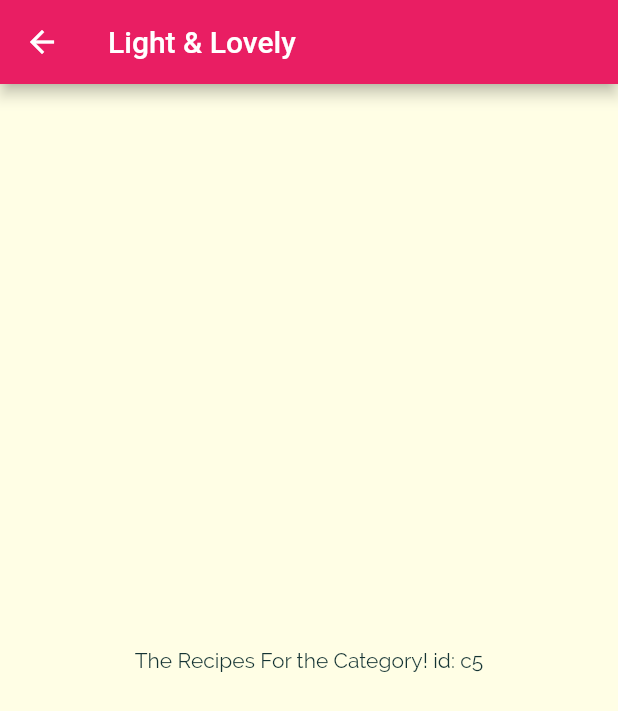
After one commit to joepasss/flutter_study, a Flutter app: the screen it shows after launch, after a tap on "Light & Lovely", on a phone screen of 412 x 824 dp. The commit adds this screen. Shown: the top 711 px of the screen. Run offline on Flutter 3.47's test engine with Material 2 defaults, Android fonts, the phone set to English and light mode, and no system bars.

Commit message:
Add categoriyMeals screen , Named routes and passing data from args

```diff
--- /dev/null
+++ b/meals_app/lib/categories_meals_screen.dart
@@ -0,0 +1,23 @@
+import 'package:flutter/material.dart';
+
+class CategoryMealsScreen extends StatelessWidget {
+  const CategoryMealsScreen({Key? key}) : super(key: key);
+
+  @override
+  Widget build(BuildContext context) {
+    final routeArgs =
+        ModalRoute.of(context)?.settings.arguments as Map<String, String>;
+
+    final String categoryTitle = routeArgs['title'].toString();
+    final String categoryId = routeArgs['id'].toString();
+
+    return Scaffold(
+      appBar: AppBar(
+        title: Text(categoryTitle),
+      ),
+      body: Center(
+        child: Text('The Recipes For the Category! id: $categoryId'),
+      ),
+    );
+  }
+}
--- a/meals_app/lib/categories_screen.dart
+++ b/meals_app/lib/categories_screen.dart
@@ -23,6 +23,7 @@ class CategoriesScreen extends StatelessWidget {
         children: DUMMY_CATEGORIES
             .map(
               (catData) => CategoryItem(
+                id: catData.id,
                 title: catData.title,
                 color: catData.color,
               ),
--- a/meals_app/lib/category_item.dart
+++ b/meals_app/lib/category_item.dart
@@ -3,16 +3,29 @@ import 'package:flutter/material.dart';
 class CategoryItem extends StatelessWidget {
   const CategoryItem({
     Key? key,
+    required this.id,
     required this.title,
     required this.color,
   }) : super(key: key);
 
+  final String id;
   final String title;
   final Color color;
 
+  void selectCategory(BuildContext context) {
+    Navigator.of(context).pushNamed('/category-meals', arguments: {
+      'id': id,
+      'title': title,
+    });
+  }
+
   @override
   Widget build(BuildContext context) {
-    return Container(
+    return InkWell(
+      onTap: () => selectCategory(context),
+      splashColor: Theme.of(context).colorScheme.primary,
+      borderRadius: BorderRadius.circular(15),
+      child: Container(
         padding: const EdgeInsets.all(15),
         decoration: BoxDecoration(
           gradient: LinearGradient(
@@ -29,6 +42,7 @@ class CategoryItem extends StatelessWidget {
           title,
           style: Theme.of(context).textTheme.headline1,
         ),
+      ),
     );
   }
 }
--- a/meals_app/lib/main.dart
+++ b/meals_app/lib/main.dart
@@ -1,4 +1,5 @@
 import 'package:flutter/material.dart';
+import 'package:meals_app/categories_meals_screen.dart';
 import 'package:meals_app/categories_screen.dart';
 
 void main() {
@@ -34,6 +35,9 @@ class MyApp extends StatelessWidget {
             ),
       ),
       home: const CategoriesScreen(),
+      routes: {
+        '/category-meals': (context) => const CategoryMealsScreen(),
+      },
     );
   }
 }
```
Lines whose indentation alone changed are shown as unchanged.
